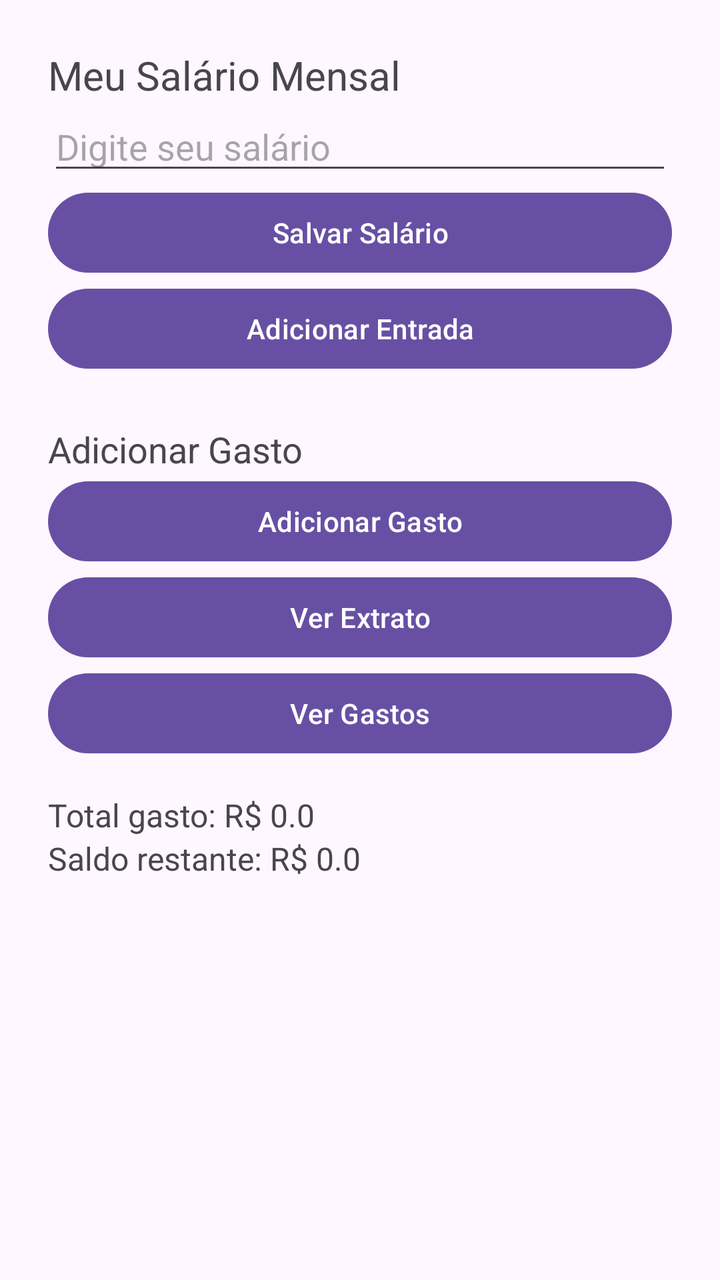
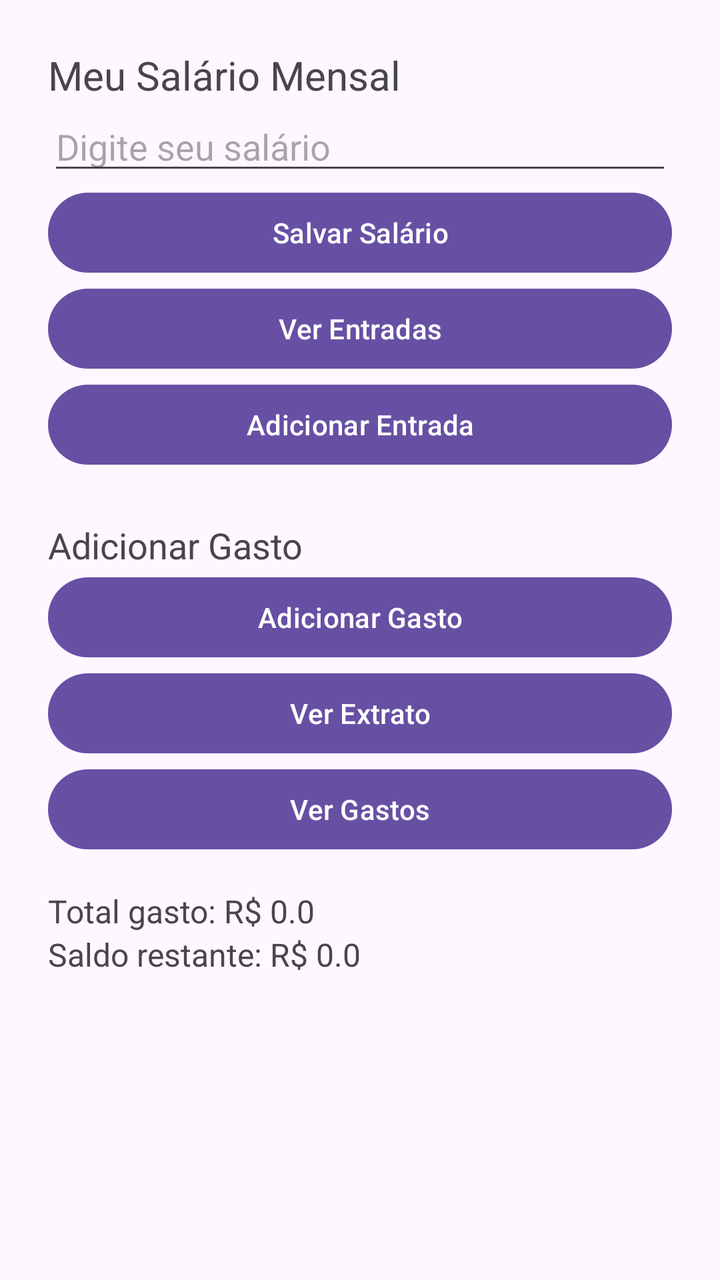

The first picture is an Android layout as it rendered before a commit; the second is the same layout after the commit. The layout source and the unified diff follow.
<!-- AndroidManifest.xml: application theme Theme.ControleDeGastos -->
<!-- res/layout/activity_main.xml -->
<?xml version="1.0" encoding="utf-8"?>
<LinearLayout xmlns:android="http://schemas.android.com/apk/res/android"
    android:id="@+id/main"
    android:layout_width="match_parent"
    android:layout_height="match_parent"
    android:orientation="vertical"
    android:padding="24dp">

    <TextView
        android:layout_width="wrap_content"
        android:layout_height="wrap_content"
        android:text="Meu Salário Mensal"
        android:textSize="20sp" />

    <EditText
        android:id="@+id/editSalario"
        android:layout_width="match_parent"
        android:layout_height="wrap_content"
        android:hint="Digite seu salário"
        android:inputType="numberDecimal" />

    <Button
        android:id="@+id/btnSalvar"
        android:layout_width="match_parent"
        android:layout_height="wrap_content"
        android:text="Salvar Salário" />



    <Button
        android:id="@+id/btnAdicionarEntrada"
        android:layout_width="match_parent"
        android:layout_height="wrap_content"
        android:text="Adicionar Entrada" />

    <TextView
        android:layout_width="wrap_content"
        android:layout_height="wrap_content"
        android:text="Adicionar Gasto"
        android:textSize="18sp"
        android:layout_marginTop="24dp"/>


    <Button
        android:id="@+id/btnAdicionarGasto"
        android:layout_width="match_parent"
        android:layout_height="wrap_content"
        android:text="Adicionar Gasto" />

    <Button
        android:id="@+id/btnVerExtrato"
        android:layout_width="match_parent"
        android:layout_height="wrap_content"
        android:text="Ver Extrato" />
    <Button
        android:id="@+id/btnVerGastos"
        android:layout_width="match_parent"
        android:layout_height="wrap_content"
        android:text="Ver Gastos" />
    <TextView
        android:id="@+id/textTotalGasto"
        android:layout_width="wrap_content"
        android:layout_height="wrap_content"
        android:text="Total gasto: R$ 0.0"
        android:layout_marginTop="16dp"
        android:textSize="16sp"/>

    <TextView
        android:id="@+id/textSaldoRestante"
        android:layout_width="wrap_content"
        android:layout_height="wrap_content"
        android:text="Saldo restante: R$ 0.0"
        android:textSize="16sp"/>







</LinearLayout>
<!-- resources referenced by this layout -->
<resources>
  <style name="Theme.ControleDeGastos" parent="Base.Theme.ControleDeGastos" />
  <style name="Base.Theme.ControleDeGastos" parent="Theme.Material3.DayNight.NoActionBar">
          
          
      </style>
</resources>

<!-- the commit's change to res/layout/activity_main.xml (unified diff, before → after) -->
@@ -25,7 +25,11 @@
         android:layout_height="wrap_content"
         android:text="Salvar Salário" />
 
-
+    <Button
+        android:id="@+id/btnVerEntradas"
+        android:layout_width="match_parent"
+        android:layout_height="wrap_content"
+        android:text="Ver Entradas" />
 
     <Button
         android:id="@+id/btnAdicionarEntrada"
